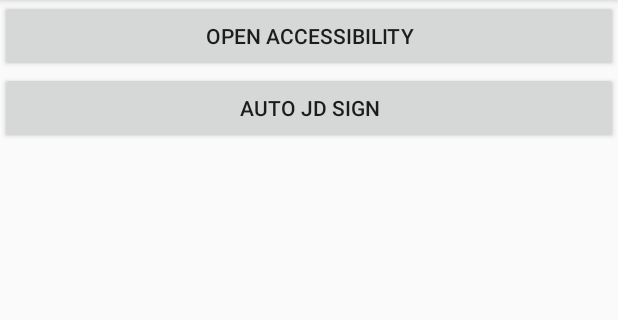
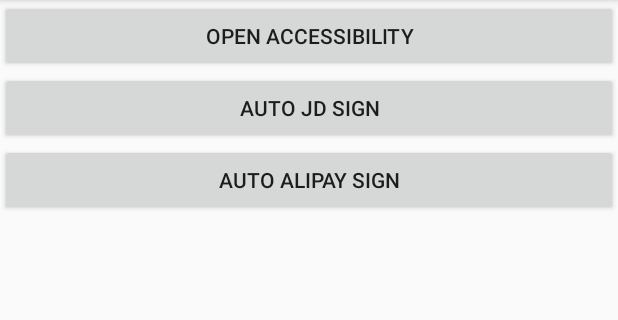
Before and after one commit to bigbigpeng3/AccessibilityAutoSign, an Android app: the screen it shows after launch (MainActivity), after a tap on "AUTO JD SIGN", on a phone screen of 412 x 824 dp, the part 84-404 px from its top. Run offline under Robolectric (Android 15) with nearby library versions, the phone set to English and light mode, and no system bars; 2 statements that could not run were skipped.

Commit message:
京东自动签到

```diff
--- a/app/src/main/java/com/pengzhangdemo/com/accessibilityautosign/MainActivity.java
+++ b/app/src/main/java/com/pengzhangdemo/com/accessibilityautosign/MainActivity.java
@@ -8,7 +8,7 @@ import android.view.View;
 
 import com.pengzhangdemo.com.accessibilityautosign.utils.BaseAccessibilityService;
 
-public class MainActivity extends AppCompatActivity {
+public class MainActivity extends AppCompatActivity implements View.OnClickListener {
 
     private PackageManager mPackageManager;
 
@@ -18,6 +18,8 @@ public class MainActivity extends AppCompatActivity {
         setContentView(R.layout.activity_main);
 
         BaseAccessibilityService.getInstance().init(this);
+        findViewById(R.id.jd).setOnClickListener(this);
+        findViewById(R.id.ali).setOnClickListener(this);
         mPackageManager = this.getPackageManager();
     }
 
@@ -26,10 +28,27 @@ public class MainActivity extends AppCompatActivity {
     }
 
 
-    public void autoSign(View view){
+    public void autoSign(View view) {
         Intent intent = mPackageManager.getLaunchIntentForPackage("com.jingdong.app.mall");
+        intent.setFlags(Intent.FLAG_ACTIVITY_NEW_TASK);
+        startActivity(intent);
+    }
+
+    public void autoSignAlipay(View view) {
+        Intent intent = mPackageManager.getLaunchIntentForPackage("com.taobao.mobile.dipei/com.eg.android.AlipayGphone.AlipayLogin");
         intent.setFlags(Intent.FLAG_ACTIVITY_CLEAR_TASK);
         startActivity(intent);
     }
 
+    @Override
+    public void onClick(View v) {
+        switch (v.getId()) {
+            case R.id.jd:
+                autoSign(v);
+                break;
+            case R.id.ali:
+                autoSignAlipay(v);
+                break;
+        }
+    }
 }
--- a/app/src/main/res/layout/activity_main.xml
+++ b/app/src/main/res/layout/activity_main.xml
@@ -15,10 +15,15 @@
         android:text="Open Accessibility"/>
 
     <Button
+        android:id="@+id/jd"
         android:layout_width="match_parent"
         android:layout_height="wrap_content"
-        android:onClick="autoSign"
         android:text="Auto JD Sign"/>
+    <Button
+        android:id="@+id/ali"
+        android:layout_width="match_parent"
+        android:layout_height="wrap_content"
+        android:text="Auto Alipay Sign"/>
 
 
 </LinearLayout>
```
Also changed, not shown: app/src/main/java/com/pengzhangdemo/com/accessibilityautosign/AutoSignAccessibilityService.java (+52 -41 lines).
